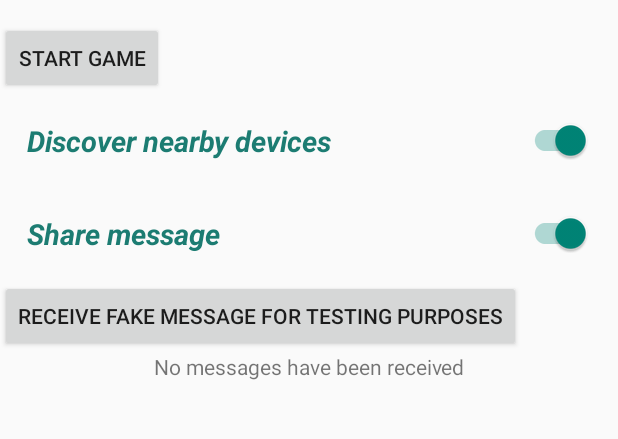
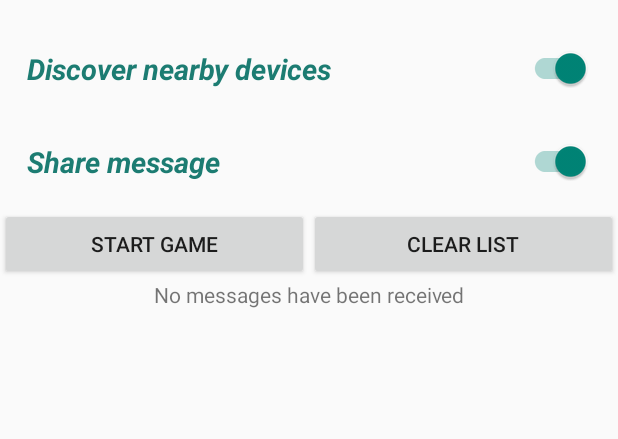
Before and after one commit to justinhchan/Proximity, an Android app: the screen it shows after launch (MainActivity), on a phone screen of 412 x 824 dp, the part 62-501 px from its top. Run offline under Robolectric (Android 15) with nearby library versions, the phone set to English and light mode, and no system bars; 2 statements that could not run were skipped.

Commit message:
changed main buttons layout, removed fake messages, added clear list button

```diff
--- a/app/src/main/java/cmsc436/proximity/MainActivity.java
+++ b/app/src/main/java/cmsc436/proximity/MainActivity.java
@@ -191,11 +191,12 @@ public class MainActivity extends AppCompatActivity implements GoogleApiClient.C
             }
         });
 
-        Button fakeMsgBtn = findViewById(R.id.fakemsgbtn);
-        fakeMsgBtn.setOnClickListener(new View.OnClickListener() {
+        Button clearListBtn = findViewById(R.id.clearbtn);
+        clearListBtn.setOnClickListener(new View.OnClickListener() {
             @Override
             public void onClick(View view) {
-                receiveFakeMessage();
+                mNearbyDevicesArrayAdapter.clear();
+                Log.i(TAG, "Cleared list of received messages.");
             }
         });
 
@@ -257,9 +258,10 @@ public class MainActivity extends AppCompatActivity implements GoogleApiClient.C
     private void startGame() {
 
         for (int i = 0; i < 5; i++) {
-//            String tempName = mCurrentUser + i;
-//            DeviceMessage testMessageObj = new DeviceMessage(tempName, "test " + i + " from " + tempName);
-            sendMessage(mCurrentMessage);
+            String tempName = mCurrentUser + i;
+            DeviceMessage testMessageObj = new DeviceMessage(tempName, "test " + i + " from " + tempName);
+            sendMessage(testMessageObj);
+//            sendMessage(mCurrentMessage);
         }
     }
 
@@ -568,11 +570,6 @@ public class MainActivity extends AppCompatActivity implements GoogleApiClient.C
 //
 //    }
 
-    private void receiveFakeMessage() {
-
-        mMessageListener.onFound(new Message("myname: jared".getBytes()));
-    }
-
 //    // read from storage to get a current message being published and the list of all received msgs
 //    // so they can be displayed
 //    private void readFromStorage() {
--- a/app/src/main/res/layout/activity_main.xml
+++ b/app/src/main/res/layout/activity_main.xml
@@ -11,12 +11,6 @@
         layout= "@layout/action_bar"
         android:id="@+id/action_bar">
     </include>
-
-    <Button
-        android:id="@+id/startgamebtn"
-        android:layout_width="wrap_content"
-        android:layout_height="wrap_content"
-        android:text="Start Game" />
 
     <android.support.v7.widget.SwitchCompat
         android:id="@+id/subscribe_switch"
@@ -42,11 +36,26 @@
         android:textStyle="bold|italic" />
 
 
-    <Button
-        android:id="@+id/fakemsgbtn"
-        android:text="Receive Fake Message for testing purposes"
-        android:layout_width="wrap_content"
-        android:layout_height="wrap_content" />
+    <LinearLayout
+        android:layout_width="match_parent"
+        android:layout_height="wrap_content"
+        android:orientation="horizontal">
+
+        <Button
+            android:id="@+id/startgamebtn"
+            android:layout_width="match_parent"
+            android:layout_height="wrap_content"
+            android:layout_weight="1"
+            android:text="Start Game"
+            android:textAppearance="@android:style/TextAppearance.Material.Widget.Button" />
+
+        <Button
+            android:id="@+id/clearbtn"
+            android:layout_width="match_parent"
+            android:layout_height="wrap_content"
+            android:layout_weight="1"
+            android:text="Clear List" />
+    </LinearLayout>
 
     <ListView
         android:id="@+id/nearby_devices_list_view"
```
